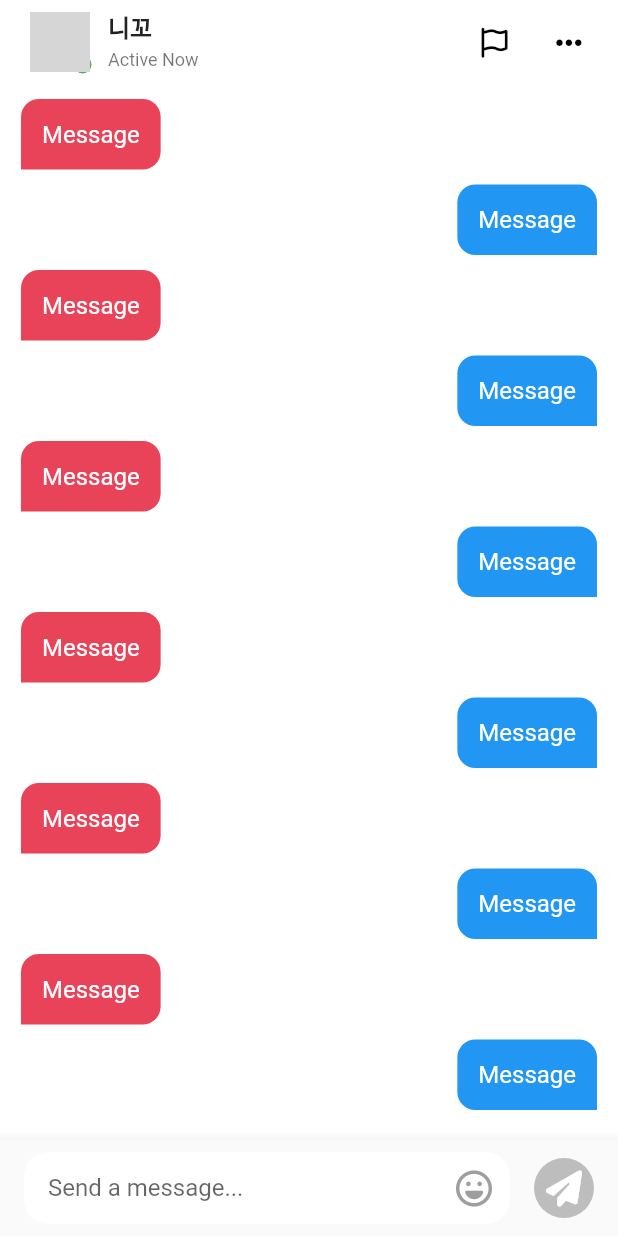
After one commit to dbin67/tiktok_clone, a Flutter app: the ChatDetailScreen screen opened directly, on a phone screen of 412 x 824 dp. The commit adds this screen. Run offline on Flutter 3.47's test engine with Material 2 defaults, Android fonts, the phone set to English and light mode, and no system bars; our stand-ins replace font_awesome_flutter, video_player, visibility_detector; network calls fail; grey boxes are pictures that could not be loaded.

Commit message:
#11 CHATS

```diff
--- a/lib/features/inbox/activity_screen.dart
+++ b/lib/features/inbox/activity_screen.dart
@@ -95,9 +95,11 @@ class _ActivityScreenState extends State<ActivityScreen>
   Widget build(BuildContext context) {
     return Scaffold(
       appBar: AppBar(
+        centerTitle: true,
         title: GestureDetector(
           onTap: _toggleAnimations,
           child: Row(
+            mainAxisSize: MainAxisSize.min,
             mainAxisAlignment: MainAxisAlignment.center,
             children: [
               const Text(
--- /dev/null
+++ b/lib/features/inbox/chat_detail_screen.dart
@@ -0,0 +1,193 @@
+import 'package:flutter/material.dart';
+import 'package:font_awesome_flutter/font_awesome_flutter.dart';
+import 'package:tiktok_clone/constants/gaps.dart';
+import 'package:tiktok_clone/constants/sizes.dart';
+
+class ChatDetailScreen extends StatelessWidget {
+  const ChatDetailScreen({super.key});
+  final bool isIphone = false;
+
+  @override
+  Widget build(BuildContext context) {
+    return Scaffold(
+      appBar: AppBar(
+        automaticallyImplyLeading: isIphone ? true : false,
+        title: ListTile(
+          contentPadding: EdgeInsets.zero,
+          horizontalTitleGap: Sizes.size8,
+          leading: Stack(
+            children: [
+              const Padding(
+                padding: EdgeInsets.all(Sizes.size4),
+                child: CircleAvatar(
+                  foregroundImage: NetworkImage(
+                      "https://avatars.githubusercontent.com/u/38428357"),
+                  radius: Sizes.size20,
+                ),
+              ),
+              Positioned(
+                bottom: 0,
+                right: 0,
+                child: Container(
+                  width: Sizes.size18,
+                  height: Sizes.size18,
+                  decoration: BoxDecoration(
+                    color: Colors.green,
+                    border: Border.all(
+                      color: Colors.white,
+                      width: Sizes.size3,
+                    ),
+                    borderRadius: BorderRadius.circular(Sizes.size24),
+                  ),
+                ),
+              ),
+            ],
+          ),
+          title: const Text(
+            "니꼬",
+            style: TextStyle(
+              fontWeight: FontWeight.bold,
+            ),
+          ),
+          subtitle: const Text(
+            "Active Now",
+            style:
+                TextStyle(fontSize: Sizes.size12, fontWeight: FontWeight.w400),
+          ),
+        ),
+        actions: const [
+          Row(
+            mainAxisSize: MainAxisSize.min,
+            children: [
+              FaIcon(
+                FontAwesomeIcons.flag,
+                color: Colors.black,
+                size: Sizes.size20,
+              ),
+              Gaps.h32,
+              FaIcon(
+                FontAwesomeIcons.ellipsis,
+                color: Colors.black,
+                size: Sizes.size20,
+              ),
+              Gaps.h24,
+            ],
+          ),
+        ],
+      ),
+      body: Column(
+        mainAxisSize: MainAxisSize.max,
+        children: [
+          Expanded(
+            child: ListView.separated(
+                reverse: true,
+                padding: const EdgeInsets.symmetric(
+                  vertical: Sizes.size20,
+                  horizontal: Sizes.size14,
+                ),
+                itemBuilder: (context, index) {
+                  final isMine = index % 2 == 0;
+                  return Row(
+                    mainAxisSize: MainAxisSize.min,
+                    mainAxisAlignment: isMine
+                        ? MainAxisAlignment.end
+                        : MainAxisAlignment.start,
+                    children: [
+                      Container(
+                        padding: const EdgeInsets.all(Sizes.size14),
+                        decoration: BoxDecoration(
+                          color: !isMine
+                              ? Theme.of(context).primaryColor
+                              : Colors.blue,
+                          borderRadius: BorderRadius.only(
+                            topLeft: const Radius.circular(
+                              Sizes.size12,
+                            ),
+                            topRight: const Radius.circular(
+                              Sizes.size12,
+                            ),
+                            bottomLeft: isMine
+                                ? const Radius.circular(
+                                    Sizes.size12,
+                                  )
+                                : Radius.zero,
+                            bottomRight: isMine
+                                ? Radius.zero
+                                : const Radius.circular(
+                                    Sizes.size12,
+                                  ),
+                          ),
+                        ),
+                        child: const Text(
+                          "Message",
+                          style: TextStyle(
+                            color: Colors.white,
+                            fontSize: Sizes.size16,
+                          ),
+                        ),
+                      ),
+                    ],
+                  );
+                },
+                separatorBuilder: (context, index) => Gaps.v10,
+                itemCount: 12),
+          ),
+          BottomAppBar(
+            color: Colors.grey.shade50,
+            padding: const EdgeInsets.symmetric(
+                vertical: Sizes.size8, horizontal: Sizes.size16),
+            child: Row(
+              mainAxisSize: MainAxisSize.min,
+              children: [
+                Expanded(
+                  child: TextField(
+                    textInputAction: TextInputAction.send,
+                    autocorrect: false,
+                    decoration: InputDecoration(
+                      contentPadding: const EdgeInsets.symmetric(
+                        horizontal: Sizes.size16,
+                      ),
+                      filled: true,
+                      fillColor: Colors.white,
+                      hintText: "Send a message...",
+                      border: OutlineInputBorder(
+                        borderRadius: BorderRadius.circular(
+                          Sizes.size16,
+                        ),
+                        borderSide: BorderSide.none,
+                      ),
+                      suffixIcon: const Row(
+                        mainAxisAlignment: MainAxisAlignment.center,
+                        mainAxisSize: MainAxisSize.min,
+                        children: [
+                          FaIcon(
+                            FontAwesomeIcons.faceLaugh,
+                            color: Colors.grey,
+                          ),
+                        ],
+                      ),
+                    ),
+                    cursorColor: Theme.of(context).primaryColor,
+                  ),
+                ),
+                Gaps.h16,
+                Container(
+                  padding: const EdgeInsets.all(Sizes.size8),
+                  alignment: Alignment.center,
+                  decoration: BoxDecoration(
+                    shape: BoxShape.circle,
+                    color: Colors.grey.shade400,
+                  ),
+                  child: const FaIcon(
+                    FontAwesomeIcons.solidPaperPlane,
+                    color: Colors.white,
+                  ),
+                ),
+              ],
+            ),
+          ),
+        ],
+      ),
+    );
+  }
+}
--- a/lib/features/main_navigation/main_navigation_screen.dart
+++ b/lib/features/main_navigation/main_navigation_screen.dart
@@ -16,7 +16,7 @@ class MainNavigationScreen extends StatefulWidget {
 }
 
 class _MainNavigationScreenState extends State<MainNavigationScreen> {
-  int _selectedIndex = 1;
+  int _selectedIndex = 3;
 
   final screens = [
     const Center(
--- a/lib/main.dart
+++ b/lib/main.dart
@@ -1,6 +1,6 @@
 import 'package:flutter/material.dart';
 import 'package:tiktok_clone/constants/sizes.dart';
-import 'package:tiktok_clone/features/inbox/activity_screen.dart';
+import 'package:tiktok_clone/features/main_navigation/main_navigation_screen.dart';
 
 void main() {
   runApp(const TikTokApp());
@@ -27,7 +27,7 @@ class TikTokApp extends StatelessWidget {
         ),
         scaffoldBackgroundColor: Colors.white,
       ),
-      home: const ActivityScreen(),
+      home: const MainNavigationScreen(),
     );
   }
 }
```
Also changed, not shown: lib/features/inbox/chats_screen.dart (added, +120 -0 lines), lib/features/inbox/inbox_screen.dart (+14 -5 lines).
